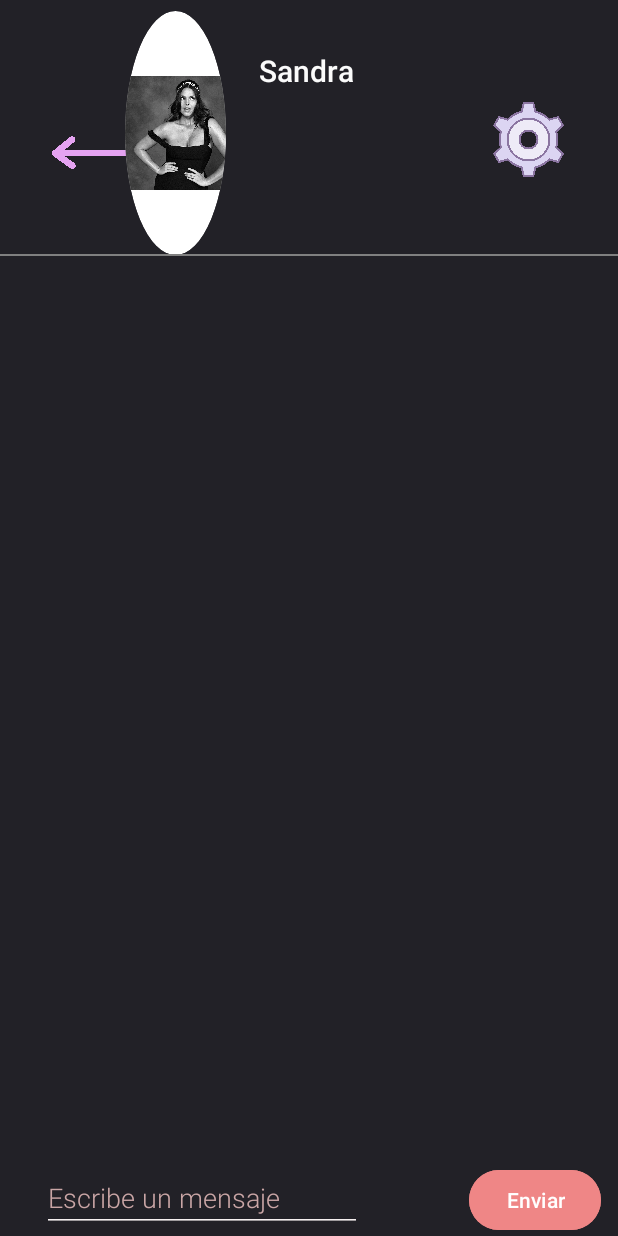
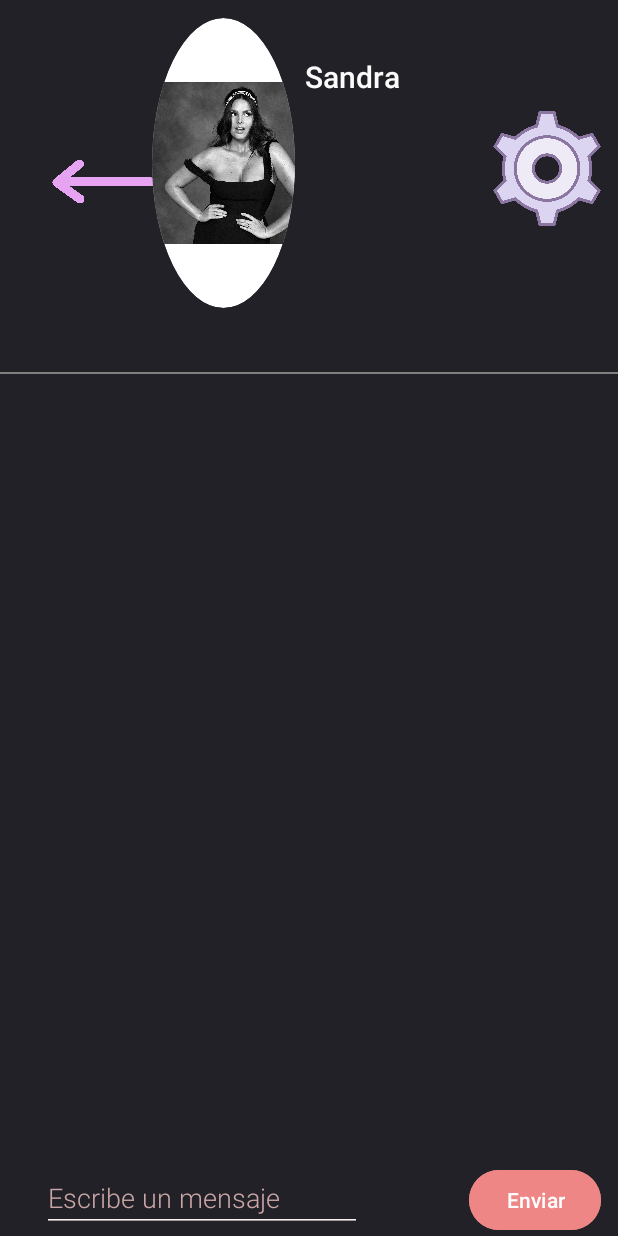
Before and after one commit to cuevas69/Afuego, an Android app: the PageChat screen opened directly, with no data from a screen before it, on a phone screen of 412 x 824 dp. Run offline under Robolectric (Android 15) with nearby library versions, the phone set to English and light mode, and no system bars; Roboto replaces fonts that are not available here.

Commit message:
14/11/23

```diff
--- a/afuego/app/src/main/res/layout/activity_main.xml
+++ b/afuego/app/src/main/res/layout/activity_main.xml
@@ -22,12 +22,11 @@
         android:id="@+id/perfil"
         android:layout_width="101dp"
         android:layout_height="135dp"
+        android:layout_marginBottom="592dp"
         app:layout_constraintBottom_toBottomOf="parent"
         app:layout_constraintEnd_toEndOf="parent"
-        app:layout_constraintHorizontal_bias="0.537"
+        app:layout_constraintHorizontal_bias="0.761"
         app:layout_constraintStart_toEndOf="@+id/imageView"
-        app:layout_constraintTop_toTopOf="parent"
-        app:layout_constraintVertical_bias="0.026"
         app:srcCompat="@drawable/image_removebg_preview" />
 
     <ImageView
--- a/afuego/app/src/main/res/layout/page_chat.xml
+++ b/afuego/app/src/main/res/layout/page_chat.xml
@@ -12,12 +12,12 @@
 
     <ImageView
         android:id="@+id/chats"
-        android:layout_width="53dp"
-        android:layout_height="37dp"
+        android:layout_width="71dp"
+        android:layout_height="77dp"
         android:layout_above="@+id/recyclerViewChat"
         android:layout_alignParentTop="true"
         android:layout_marginTop="12dp"
-        android:layout_marginBottom="10dp"
+        android:layout_marginBottom="49dp"
         android:rotation="180"
         android:tint="#E5A3F1"
         android:translationX="50px"
@@ -32,14 +32,14 @@
 
     <ImageView
         android:id="@+id/imageView7"
-        android:layout_width="67dp"
-        android:layout_height="70dp"
+        android:layout_width="95dp"
+        android:layout_height="102dp"
         android:layout_above="@+id/recyclerViewChat"
         android:layout_alignParentTop="true"
         android:layout_alignParentEnd="true"
-        android:layout_marginTop="7dp"
-        android:layout_marginEnd="261dp"
-        android:layout_marginBottom="-6dp"
+        android:layout_marginTop="12dp"
+        android:layout_marginEnd="215dp"
+        android:layout_marginBottom="37dp"
         android:background="@drawable/circular_background"
         android:clipToOutline="true"
         app:layout_constraintDimensionRatio="1:1"
@@ -57,14 +57,14 @@
 
     <ImageView
         android:id="@+id/ajustes2"
-        android:layout_width="47dp"
-        android:layout_height="43dp"
+        android:layout_width="72dp"
+        android:layout_height="98dp"
         android:layout_above="@+id/recyclerViewChat"
         android:layout_alignParentTop="true"
         android:layout_alignParentEnd="true"
-        android:layout_marginTop="25dp"
-        android:layout_marginEnd="36dp"
-        android:layout_marginBottom="3dp"
+        android:layout_marginTop="17dp"
+        android:layout_marginEnd="11dp"
+        android:layout_marginBottom="35dp"
         app:layout_constraintBottom_toBottomOf="parent"
         app:layout_constraintEnd_toEndOf="parent"
         app:layout_constraintHorizontal_bias="0.724"
@@ -74,14 +74,14 @@
 
     <TextView
         android:id="@+id/textView17"
-        android:layout_width="wrap_content"
-        android:layout_height="wrap_content"
+        android:layout_width="129dp"
+        android:layout_height="76dp"
         android:layout_above="@+id/recyclerViewChat"
         android:layout_alignParentTop="true"
         android:layout_alignParentEnd="true"
-        android:layout_marginTop="33dp"
-        android:layout_marginEnd="176dp"
-        android:layout_marginBottom="11dp"
+        android:layout_marginTop="37dp"
+        android:layout_marginEnd="79dp"
+        android:layout_marginBottom="36dp"
         android:fontFamily="sans-serif-medium"
         android:text="Sandra"
         android:textColor="#FBFBFB"
@@ -90,7 +90,7 @@
     <androidx.recyclerview.widget.RecyclerView
         android:id="@+id/recyclerViewChat"
         android:layout_width="match_parent"
-        android:layout_height="604dp"
+        android:layout_height="525dp"
         android:layout_above="@+id/inputLayout"
         android:layout_marginBottom="8dp"
         android:clipToPadding="false"
--- a/afuego/app/src/main/res/layout/page_chats.xml
+++ b/afuego/app/src/main/res/layout/page_chats.xml
@@ -26,10 +26,10 @@
         android:id="@+id/imageView"
         android:layout_width="243dp"
         android:layout_height="223dp"
-        android:layout_marginBottom="548dp"
+        android:layout_marginBottom="524dp"
         app:layout_constraintBottom_toBottomOf="parent"
         app:layout_constraintEnd_toEndOf="parent"
-        app:layout_constraintHorizontal_bias="0.011"
+        app:layout_constraintHorizontal_bias="0.0"
         app:layout_constraintStart_toStartOf="parent"
         app:srcCompat="@drawable/logo" />
 
```
